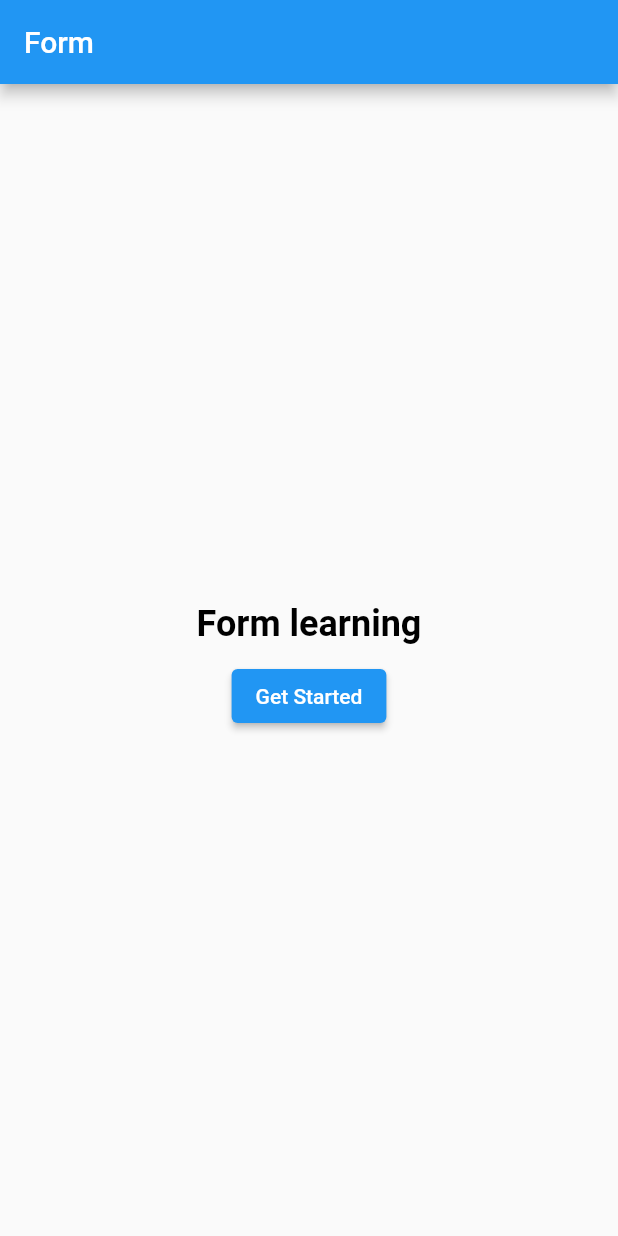
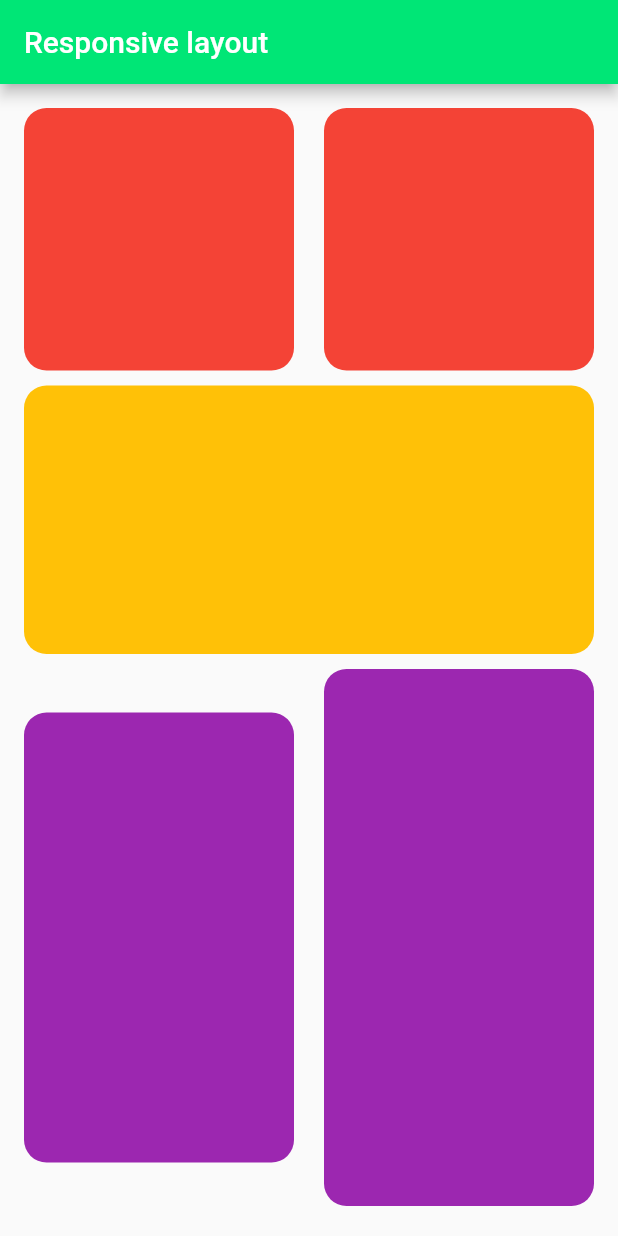
Before and after one commit to Dharani-Mediwave/flutterlearn, a Flutter app: the screen it shows after launch, on a phone screen of 412 x 824 dp. Run offline on Flutter 3.47's test engine with Material 2 defaults, Android fonts, the phone set to English and light mode, and no system bars; our stand-ins replace flutter_rating_bar, flutter_svg_provider, font_awesome_flutter.

Commit message:
Added flexible widget

```diff
--- a/lib/App.dart
+++ b/lib/App.dart
@@ -3,6 +3,7 @@ import 'dart:math';
 import 'package:flutter/material.dart';
 import 'package:flutterlearn/layoutdesign/doctorlayout/doctor_profile.dart';
 import 'package:flutterlearn/screens/CustomButtonDemo.dart';
+import 'package:flutterlearn/screens/ResposiveLayoutDesign.dart';
 import 'package:flutterlearn/screens/RowColumnDemo.dart';
 
 import 'screens/ContainerDemo.dart';
@@ -28,7 +29,7 @@ class App extends StatelessWidget {
     return const MaterialApp(
       title: "Doctor profile",
       debugShowCheckedModeBanner: false,
-      home: DoctorProfile(),
+      home: ResponsiveLayoutDesign(),
     );
 
 
--- a/lib/forms/ProductForm.dart
+++ b/lib/forms/ProductForm.dart
@@ -11,6 +11,8 @@ class ProductForm extends StatefulWidget {
 class _ProductFormState extends State<ProductForm> {
   var _productName = "";
   final _productController = TextEditingController();
+
+  bool? _listTileCheckbox = false;
 
   @override
   Widget build(BuildContext context) {
@@ -31,6 +33,16 @@ class _ProductFormState extends State<ProductForm> {
               ),
             ),
             const SizedBox(height: 10.0),
+            CheckboxListTile(
+              title: const Text("Top product"),
+              value: _listTileCheckbox,
+              controlAffinity: ListTileControlAffinity.leading,
+              onChanged: (val) {
+                setState(() {
+                  _listTileCheckbox = val;
+                });
+              },
+            ),
             OutlinedButton(
               onPressed: () {
                 Navigator.push(
--- a/lib/main.dart
+++ b/lib/main.dart
@@ -2,6 +2,6 @@ import 'package:flutter/material.dart';
 import 'package:flutterlearn/App.dart';
 import 'package:flutterlearn/AppForm.dart';
 
-// void main() => runApp(const App());
+void main() => runApp(const App());
 
-void main() => runApp(const AppForm());
+// void main() => runApp(const AppForm());
--- /dev/null
+++ b/lib/screens/ResposiveLayoutDesign.dart
@@ -0,0 +1,104 @@
+import 'package:flutter/material.dart';
+
+class ResponsiveLayoutDesign extends StatelessWidget {
+  const ResponsiveLayoutDesign({super.key});
+
+  @override
+  Widget build(BuildContext context) {
+    return Scaffold(
+      appBar: AppBar(
+        title: const Text("Responsive layout"),
+        backgroundColor: Colors.greenAccent[400],
+      ),
+      body: Container(
+        padding: EdgeInsets.all(16.0),
+        child: Column(
+          children: [
+            Flexible(
+              flex: 1,
+              fit: FlexFit.loose,
+              child: Container(
+                child: Row(
+                  children: [
+                    Flexible(
+                      flex: 1,
+                      fit: FlexFit.tight,
+                      child: Container(
+                        width: 175,
+                        height: 175,
+                        decoration: BoxDecoration(
+                          color: Colors.red,
+                          borderRadius: BorderRadius.circular(15.0),
+                        ),
+                      ),
+                    ),
+                    const SizedBox(width: 20),
+                    Flexible(
+                      flex: 1,
+                      fit: FlexFit.tight,
+                      child: Container(
+                        width: 175,
+                        height: 175,
+                        decoration: BoxDecoration(
+                          color: Colors.red,
+                          borderRadius: BorderRadius.circular(15.0),
+                        ),
+                      ),
+                    ),
+                  ],
+                ),
+              ),
+            ),
+            const SizedBox(height: 10.0),
+            Flexible(
+              flex: 1,
+              fit: FlexFit.tight,
+              child: Container(
+                // width: 380,
+                // height: 200,
+                decoration: BoxDecoration(
+                  color: Colors.amber,
+                  borderRadius: BorderRadius.circular(15.0),
+                ),
+              ),
+            ),
+            const SizedBox(height: 10.0),
+            Flexible(
+              flex: 2,
+              fit: FlexFit.tight,
+              child: Row(
+                children: [
+                  Flexible(
+                    flex: 2,
+                    fit: FlexFit.tight,
+                    child: Container(
+                      width: 175,
+                      height: 300,
+                      decoration: BoxDecoration(
+                        borderRadius: BorderRadius.circular(15.0),
+                        color: Colors.purple,
+                      ),
+                    ),
+                  ),
+                  const SizedBox(width: 20),
+                  Flexible(
+                    fit: FlexFit.tight,
+                    flex: 2,
+                    child: Container(
+                      // width: 175,
+                      // height: 300,
+                      decoration: BoxDecoration(
+                        borderRadius: BorderRadius.circular(15.0),
+                        color: Colors.purple,
+                      ),
+                    ),
+                  ),
+                ],
+              ),
+            ),
+          ],
+        ),
+      ),
+    );
+  }
+}
```
